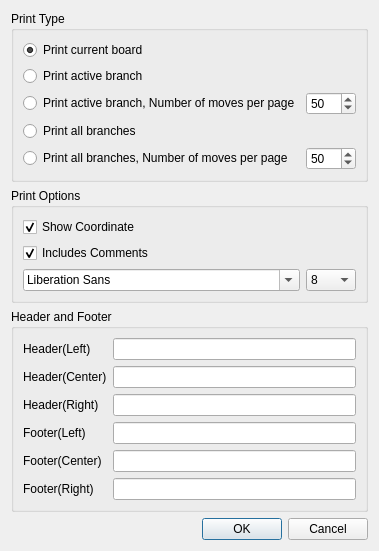
Above: printoptiondialog.ui from nullx002/mugo before the change. Below: the same form after it.
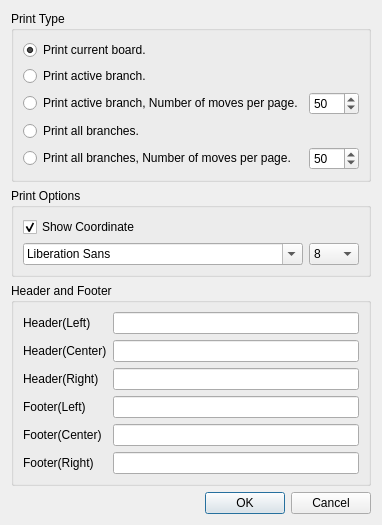
That is the form after the change.

Commit message: 1.0.0!! add: print preview dialog. add: header/footer string, font setting on print option dialog. add: export image dialog. chg: set current time to game information when playing with computer. chg: set player name when playing with computer. chg: move number is not displayed on marker. chg: use heavy line to outer frame. chg: set focus to branchWidget when active tab is changed or node changed. fix: if engine does not support final_status_list, mugo crashed when end game.

What changed in the file:
```diff
--- a/printoptiondialog.ui
+++ b/printoptiondialog.ui
@@ -23,7 +23,7 @@
       <item>
        <widget class="QRadioButton" name="printActiveBoard">
         <property name="text">
-         <string>Print current board</string>
+         <string>Print current board.</string>
         </property>
         <property name="checked">
          <bool>true</bool>
@@ -33,7 +33,7 @@
       <item>
        <widget class="QRadioButton" name="printActiveBranch">
         <property name="text">
-         <string>Print active branch</string>
+         <string>Print active branch.</string>
         </property>
        </widget>
       </item>
@@ -42,7 +42,7 @@
         <item>
          <widget class="QRadioButton" name="printActiveBranchN">
           <property name="text">
-           <string>Print active branch, Number of moves per page</string>
+           <string>Print active branch, Number of moves per page.</string>
           </property>
          </widget>
         </item>
@@ -67,7 +67,7 @@
       <item>
        <widget class="QRadioButton" name="printAllBranches">
         <property name="text">
-         <string>Print all branches</string>
+         <string>Print all branches.</string>
         </property>
        </widget>
       </item>
@@ -76,7 +76,7 @@
         <item>
          <widget class="QRadioButton" name="printAllBranchesN">
           <property name="text">
-           <string>Print all branches, Number of moves per page</string>
+           <string>Print all branches, Number of moves per page.</string>
           </property>
          </widget>
         </item>
@@ -117,16 +117,6 @@
         </property>
        </widget>
       </item>
-      <item>
-       <widget class="QCheckBox" name="includeComments">
-        <property name="text">
-         <string>Includes Comments</string>
-        </property>
-        <property name="checked">
-         <bool>true</bool>
-        </property>
-       </widget>
-      </item>
       <item>
        <layout class="QHBoxLayout" name="horizontalLayout_3">
         <item>
```
Left out of the diff: 1 changed line with no effect on the pictures. The commit also changes 34 other files.
